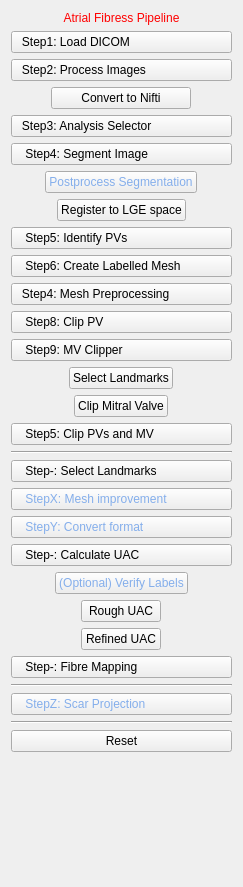
Qt form CemrgApp/Plugins/kcl.cemrgapp.atrialfibres/src/internal/AtrialFibresViewControls.ui (OpenHeartDevelopers/CemrgApp) before a commit.
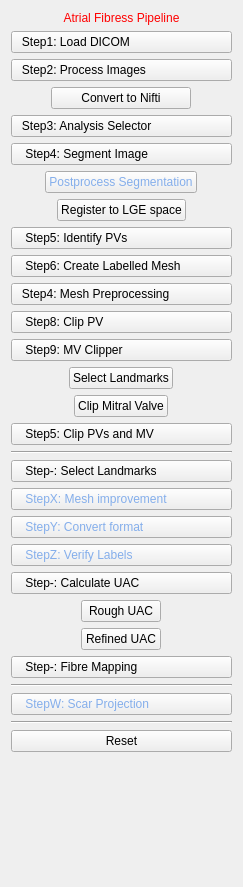
The same form after that commit.

Commit message: [feature] Check label connectivity - finished [prerelease] afib 1.3

Diff of the .ui file:
```diff
--- a/CemrgApp/Plugins/kcl.cemrgapp.atrialfibres/src/internal/AtrialFibresViewControls.ui
+++ b/CemrgApp/Plugins/kcl.cemrgapp.atrialfibres/src/internal/AtrialFibresViewControls.ui
@@ -248,6 +248,16 @@
      </property>
     </widget>
    </item>
+   <item>
+    <widget class="QPushButton" name="button_0_3_checklabels">
+     <property name="styleSheet">
+      <string notr="true">text-align: left; color: rgb(132, 174, 235);</string>
+     </property>
+     <property name="text">
+      <string>    StepZ: Verify Labels</string>
+     </property>
+    </widget>
+   </item>
    <item>
     <widget class="QPushButton" name="button_0_calculateUac">
      <property name="styleSheet">
@@ -258,16 +268,6 @@
      </property>
     </widget>
    </item>
-   <item alignment="Qt::AlignHCenter">
-    <widget class="QPushButton" name="button_0_3_checklabels">
-     <property name="styleSheet">
-      <string notr="true">color: rgb(132, 174, 235);</string>
-     </property>
-     <property name="text">
-      <string>(Optional) Verify Labels</string>
-     </property>
-    </widget>
-   </item>
    <item alignment="Qt::AlignHCenter">
     <widget class="QPushButton" name="button_0_1_uacRough">
      <property name="text">
@@ -305,7 +305,7 @@
       <string notr="true">text-align: left; color: rgb(132, 174, 235);</string>
      </property>
      <property name="text">
-      <string>    StepZ: Scar Projection</string>
+      <string>    StepW: Scar Projection</string>
      </property>
     </widget>
    </item>
```
The commit also changes 7 other files.
